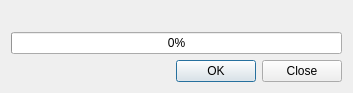
ConservationInternational/cplus-plugin, file src/cplus_plugin/ui/validation_progress.ui: the form before one commit.
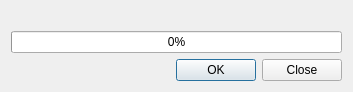
The form after the commit.

```diff
--- a/src/cplus_plugin/ui/validation_progress.ui
+++ b/src/cplus_plugin/ui/validation_progress.ui
@@ -7,15 +7,27 @@
     <x>0</x>
     <y>0</y>
     <width>353</width>
-    <height>93</height>
+    <height>87</height>
    </rect>
   </property>
+  <property name="sizePolicy">
+   <sizepolicy hsizetype="Preferred" vsizetype="Fixed">
+    <horstretch>0</horstretch>
+    <verstretch>0</verstretch>
+   </sizepolicy>
+  </property>
   <property name="windowTitle">
    <string>Validation Progress</string>
   </property>
   <layout class="QGridLayout" name="gridLayout">
    <item row="0" column="0">
     <widget class="QLabel" name="lbl_rule">
+     <property name="sizePolicy">
+      <sizepolicy hsizetype="Preferred" vsizetype="Fixed">
+       <horstretch>0</horstretch>
+       <verstretch>0</verstretch>
+      </sizepolicy>
+     </property>
      <property name="text">
       <string/>
      </property>
```
